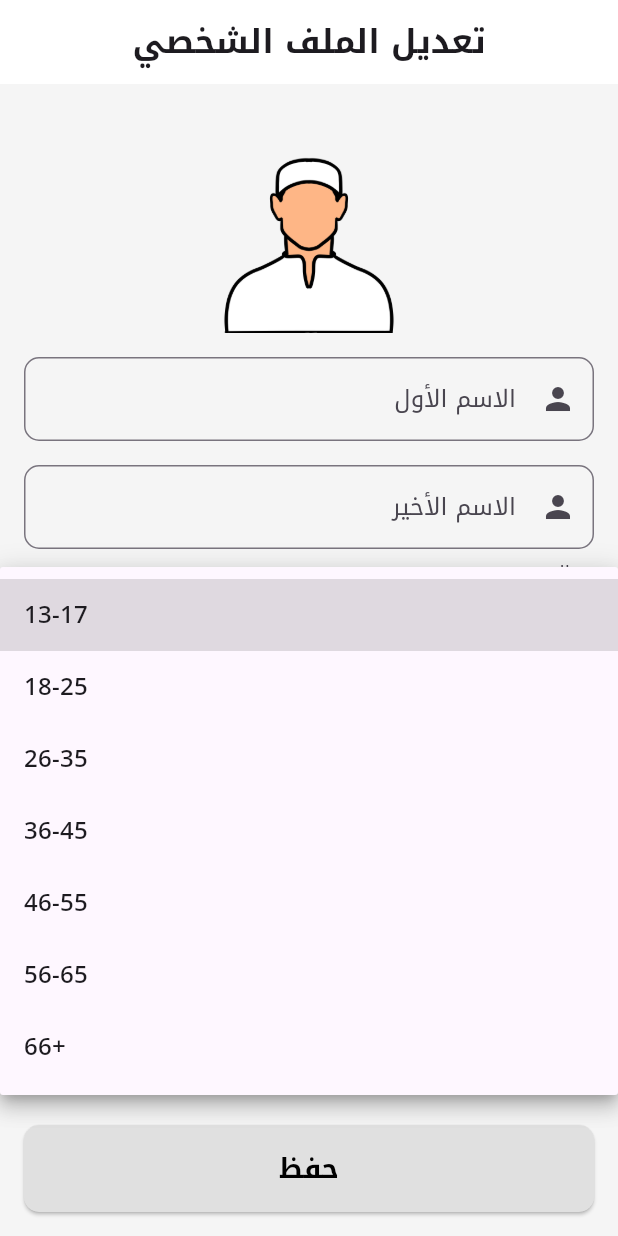
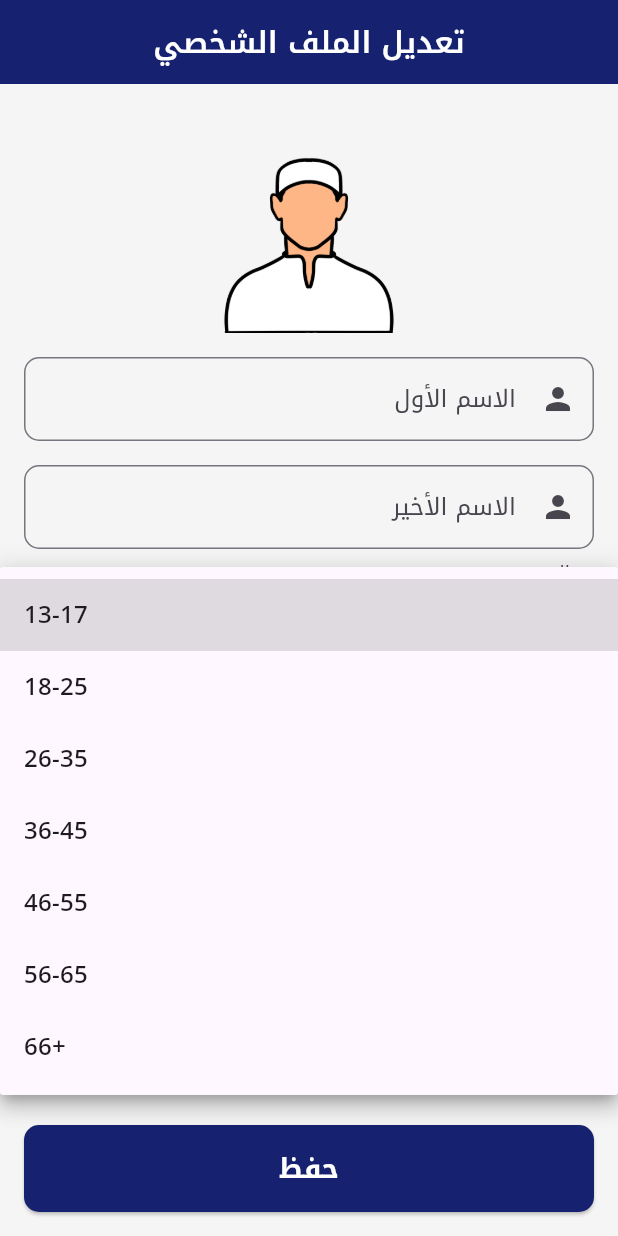
Before and after one commit to Shawky-dev/Al-Kottab-Backend, a Flutter app: the screen it shows once a user with an empty profile is signed in, after a tap on "13-17", on a phone screen of 412 x 824 dp. Run offline on Flutter 3.47's test engine with Material 3 defaults, Android fonts, the phone set to English and light mode, and no system bars; our stand-ins replace cloud_firestore, firebase_auth, firebase_core; accounts and stored records are empty; network calls fail.

Commit message:
constant theme for appbar

```diff
--- a/frontend/lib/config/theme.dart
+++ b/frontend/lib/config/theme.dart
@@ -4,22 +4,34 @@ class AppTheme {
   static ThemeData themeData = ThemeData(
     scaffoldBackgroundColor: Colors.grey[100],
     fontFamily: 'NotoKufiArabic',
+    appBarTheme: const AppBarTheme(
+      backgroundColor: Color(0xFF16226F),
+      foregroundColor: Colors.white,
+      elevation: 0, // Remove shadow
+      titleTextStyle: TextStyle(
+        fontFamily: 'NotoKufiArabic',
+        color: Colors.white,
+        fontSize: 20,
+        fontWeight: FontWeight.w600,
+      ),
+      iconTheme: IconThemeData(color: Colors.white),
+    ),
     textTheme: const TextTheme(
-      displayLarge: TextStyle(fontWeight: FontWeight.w900),
-      displayMedium: TextStyle(fontWeight: FontWeight.w800),
-      displaySmall: TextStyle(fontWeight: FontWeight.w700),
-      headlineLarge: TextStyle(fontWeight: FontWeight.w600),
-      headlineMedium: TextStyle(fontWeight: FontWeight.w500),
-      headlineSmall: TextStyle(fontWeight: FontWeight.w400),
-      titleLarge: TextStyle(fontWeight: FontWeight.w700),
-      titleMedium: TextStyle(fontWeight: FontWeight.w500),
-      titleSmall: TextStyle(fontWeight: FontWeight.w400),
-      bodyLarge: TextStyle(fontWeight: FontWeight.w400),
-      bodyMedium: TextStyle(fontWeight: FontWeight.w400),
-      bodySmall: TextStyle(fontWeight: FontWeight.w300),
-      labelLarge: TextStyle(fontWeight: FontWeight.w500),
-      labelMedium: TextStyle(fontWeight: FontWeight.w400),
-      labelSmall: TextStyle(fontWeight: FontWeight.w300),
+      displayLarge: TextStyle(fontFamily: 'NotoKufiArabic', fontWeight: FontWeight.w900),
+      displayMedium: TextStyle(fontFamily: 'NotoKufiArabic', fontWeight: FontWeight.w800),
+      displaySmall: TextStyle(fontFamily: 'NotoKufiArabic', fontWeight: FontWeight.w700),
+      headlineLarge: TextStyle(fontFamily: 'NotoKufiArabic', fontWeight: FontWeight.w600),
+      headlineMedium: TextStyle(fontFamily: 'NotoKufiArabic', fontWeight: FontWeight.w500),
+      headlineSmall: TextStyle(fontFamily: 'NotoKufiArabic', fontWeight: FontWeight.w400),
+      titleLarge: TextStyle(fontFamily: 'NotoKufiArabic', fontWeight: FontWeight.w700),
+      titleMedium: TextStyle(fontFamily: 'NotoKufiArabic', fontWeight: FontWeight.w500),
+      titleSmall: TextStyle(fontFamily: 'NotoKufiArabic', fontWeight: FontWeight.w400),
+      bodyLarge: TextStyle(fontFamily: 'NotoKufiArabic', fontWeight: FontWeight.w400),
+      bodyMedium: TextStyle(fontFamily: 'NotoKufiArabic', fontWeight: FontWeight.w400),
+      bodySmall: TextStyle(fontFamily: 'NotoKufiArabic', fontWeight: FontWeight.w300),
+      labelLarge: TextStyle(fontFamily: 'NotoKufiArabic', fontWeight: FontWeight.w500),
+      labelMedium: TextStyle(fontFamily: 'NotoKufiArabic', fontWeight: FontWeight.w400),
+      labelSmall: TextStyle(fontFamily: 'NotoKufiArabic', fontWeight: FontWeight.w300),
     ),
   );
 }
--- a/frontend/lib/main.dart
+++ b/frontend/lib/main.dart
@@ -3,12 +3,12 @@ import 'package:flutter/material.dart';
 import 'package:firebase_core/firebase_core.dart';
 import 'package:frontend/pages/home_page.dart';
 import 'package:frontend/pages/login_page.dart';
-import './config/theme.dart'; // Import the theme file
+import './config/theme.dart';
 
 void main() async {
   WidgetsFlutterBinding.ensureInitialized();
   await Firebase.initializeApp();
-  runApp(MyApp());
+  runApp(const MyApp());
 }
 
 class MyApp extends StatelessWidget {
@@ -19,18 +19,20 @@ class MyApp extends StatelessWidget {
     return MaterialApp(
       debugShowCheckedModeBanner: false,
       theme: AppTheme.themeData,
-      home: StreamBuilder(
+      home: StreamBuilder<User?>(
         stream: FirebaseAuth.instance.authStateChanges(),
         builder: (context, snapshot) {
           if (snapshot.connectionState == ConnectionState.waiting) {
-            return const Center(
-              child: CircularProgressIndicator(),
+            return const Scaffold(
+              body: Center(
+                child: CircularProgressIndicator(),
+              ),
             );
           }
           if (snapshot.hasData) {
-            return HomePage();
+            return const HomePage();
           }
-          return LoginPage();
+          return const LoginPage();
         },
       ),
     );
--- a/frontend/lib/pages/edit_profile.dart
+++ b/frontend/lib/pages/edit_profile.dart
@@ -82,7 +82,7 @@ class _EditProfileState extends State<EditProfile> {
       appBar: AppBar(
         title: Text(isArabic ? 'تعديل الملف الشخصي' : 'Edit Profile'),
         centerTitle: true,
-        backgroundColor: Colors.white,
+
         elevation: 0,
       ),
       body: Padding(
@@ -174,7 +174,7 @@ class _EditProfileState extends State<EditProfile> {
                       }
                     },
                     style: ElevatedButton.styleFrom(
-                      backgroundColor: Colors.grey[300],
+                      backgroundColor: Color(0xFF16226F),
                       padding: const EdgeInsets.symmetric(vertical: 16),
                       shape: RoundedRectangleBorder(
                         borderRadius: BorderRadius.circular(10),
@@ -184,7 +184,7 @@ class _EditProfileState extends State<EditProfile> {
                         style: TextStyle(
                             fontSize: 18,
                             fontWeight: FontWeight.bold,
-                            color: Colors.black)),
+                            color: Colors.white)),
                   ),
                 ),
               ],
--- a/frontend/lib/pages/home_page.dart
+++ b/frontend/lib/pages/home_page.dart
@@ -65,7 +65,7 @@ class _HomePageState extends State<HomePage> {
         title: Text(_currentStudent != null
             ? "مرحبا ${_currentStudent!.firstName}"
             : "not found"),
-        backgroundColor: Colors.white,
+
         centerTitle: true,
         automaticallyImplyLeading: false,
       ),
@@ -77,7 +77,7 @@ class _HomePageState extends State<HomePage> {
             padding: EdgeInsets.zero,
             children: <Widget>[
               DrawerHeader(
-                decoration: BoxDecoration(color: Colors.white),
+                decoration: BoxDecoration(color: Color(0xFF16226F)),
                 child: Column(
                   crossAxisAlignment: CrossAxisAlignment.center,
                   children: [
@@ -99,7 +99,8 @@ class _HomePageState extends State<HomePage> {
                       },
                       child: Text(
                         'تعديل الحساب',
-                        style: TextStyle(color: Colors.blue),
+                        style: TextStyle(color: Colors.white),
+
                       ),
                     ),
                   ],
--- a/frontend/lib/pages/login_page.dart
+++ b/frontend/lib/pages/login_page.dart
@@ -43,7 +43,7 @@ class _LoginPageState extends State<LoginPage> {
     return Scaffold(
       appBar: AppBar(
         title: Text('تسجيل دخول للطالب'),
-        backgroundColor: Colors.white,
+        // backgroundColor: Colors.white,
         centerTitle: true,
         automaticallyImplyLeading: false,
       ),
--- a/frontend/lib/pages/register_details.dart
+++ b/frontend/lib/pages/register_details.dart
@@ -69,7 +69,6 @@ class _RegisterDetailsState extends State<RegisterDetails> {
       appBar: AppBar(
         title: Text(isArabic ? 'تسجيل حساب طالب جديد' : 'Register New Student'),
         centerTitle: true,
-        backgroundColor: Colors.white,
         elevation: 0,
         automaticallyImplyLeading: false,
         actions: [
--- a/frontend/lib/pages/registration_page.dart
+++ b/frontend/lib/pages/registration_page.dart
@@ -57,7 +57,7 @@ class _RegistrationPageState extends State<RegistrationPage> {
       resizeToAvoidBottomInset: true,
       appBar: AppBar(
         title: Text('إنشاء حساب للطالب'),
-        backgroundColor: Colors.white,
+
         centerTitle: true,
         leading: IconButton(
           icon: Icon(Icons.arrow_back),
--- a/frontend/lib/pages/teacher_personal_profile.dart
+++ b/frontend/lib/pages/teacher_personal_profile.dart
@@ -23,11 +23,10 @@ class TeacherPersonalProfile extends StatelessWidget {
     return Scaffold(
       appBar: AppBar(
         title: Text(
-          name,
-          style: const TextStyle(color: Colors.white),
+          name
         ),
         centerTitle: true,
-        backgroundColor: const Color(0xFF16226F),
+
         leading: IconButton(
           icon: const Icon(Icons.arrow_back, color: Colors.white),
           onPressed: () => Navigator.of(context).pop(),
--- a/frontend/lib/widgets/chat_screen.dart
+++ b/frontend/lib/widgets/chat_screen.dart
@@ -15,8 +15,7 @@ class ChatScreen extends StatelessWidget {
   Widget build(BuildContext context) {
     return Scaffold(
       appBar: AppBar(
-        backgroundColor: Color(0xFF16226F),
-        iconTheme: IconThemeData(color: Colors.white),
+
         title: Row(
           children: [
 
```
